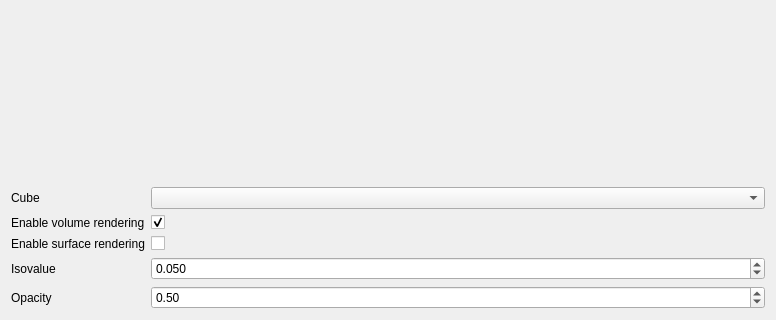
First picture: the form in avogadro/qtplugins/coloropacitymap/comdialog.ui, repository OpenChemistry/avogadrolibs, before the edit; both pictures show x 0 to 776 and y 229 to 549 of the 776 by 549 pixel window.
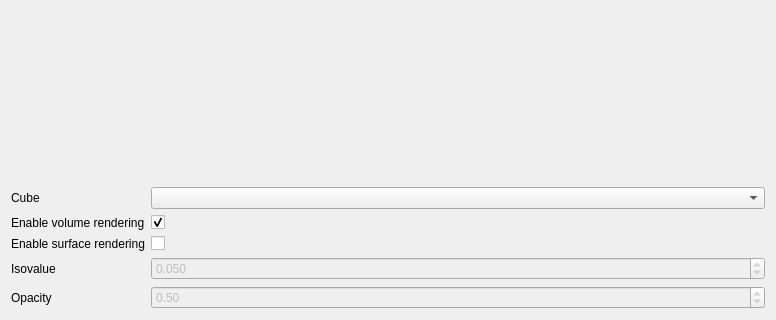
Second picture: the form after the edit. Custom widgets are drawn as their Qt base class.

Commit message:
COM Dialog: isosurface enables isovalue/opacity
In the color opacity map editor, only enable isovalue/opacity
spin boxes when the isosurface is being shown.

This clarifies that they are only used for the isosurface, and
not the volume rendering.

Patch:
```diff
--- a/avogadro/qtplugins/coloropacitymap/comdialog.ui
+++ b/avogadro/qtplugins/coloropacitymap/comdialog.ui
@@ -76,6 +76,9 @@
      </item>
      <item row="3" column="1">
       <widget class="QDoubleSpinBox" name="isoValue">
+       <property name="enabled">
+        <bool>false</bool>
+       </property>
        <property name="decimals">
         <number>3</number>
        </property>
@@ -96,6 +99,9 @@
      </item>
      <item row="4" column="1">
       <widget class="QDoubleSpinBox" name="opacity">
+       <property name="enabled">
+        <bool>false</bool>
+       </property>
        <property name="maximum">
         <double>1.000000000000000</double>
        </property>
```
Left out of the diff: 35 changed lines with no effect on the pictures.
